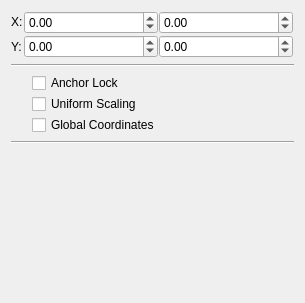
Above: plugins/tools/defaulttool/defaulttool/DefaultToolGeometryWidget.ui from KDE/krita before the change. Below: the same form after it.
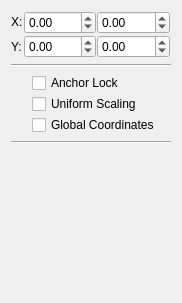
That is the form after the change. Custom widgets are drawn as their Qt base class.

Commit message: force a minimum width on the vector default config. This gets rid of the horizontal scrolling on the toll options in ubuntu

Diff of the .ui file:
```diff
--- a/plugins/tools/defaulttool/defaulttool/DefaultToolGeometryWidget.ui
+++ b/plugins/tools/defaulttool/defaulttool/DefaultToolGeometryWidget.ui
@@ -6,7 +6,7 @@
    <rect>
     <x>0</x>
     <y>0</y>
-    <width>305</width>
+    <width>182</width>
     <height>303</height>
    </rect>
   </property>
@@ -40,6 +40,12 @@
          <verstretch>0</verstretch>
         </sizepolicy>
        </property>
+       <property name="minimumSize">
+        <size>
+         <width>30</width>
+         <height>0</height>
+        </size>
+       </property>
        <property name="minimum">
         <double>-10000.000000000000000</double>
        </property>
@@ -56,6 +62,12 @@
          <verstretch>0</verstretch>
         </sizepolicy>
        </property>
+       <property name="minimumSize">
+        <size>
+         <width>30</width>
+         <height>0</height>
+        </size>
+       </property>
        <property name="minimum">
         <double>-10000.000000000000000</double>
        </property>
@@ -92,6 +104,12 @@
          <verstretch>0</verstretch>
         </sizepolicy>
        </property>
+       <property name="minimumSize">
+        <size>
+         <width>30</width>
+         <height>0</height>
+        </size>
+       </property>
        <property name="minimum">
         <double>-10000.000000000000000</double>
        </property>
@@ -108,6 +126,12 @@
          <verstretch>0</verstretch>
         </sizepolicy>
        </property>
+       <property name="minimumSize">
+        <size>
+         <width>30</width>
+         <height>0</height>
+        </size>
+       </property>
        <property name="minimum">
         <double>-10000.000000000000000</double>
        </property>
@@ -180,6 +204,12 @@
        </item>
        <item>
         <widget class="QCheckBox" name="chkGlobalCoordinates">
+         <property name="minimumSize">
+          <size>
+           <width>50</width>
+           <height>0</height>
+          </size>
+         </property>
          <property name="toolTip">
           <string>&lt;html&gt;&lt;head/&gt;&lt;body&gt;&lt;p&gt;In &amp;quot;Global Coordinates&amp;quot; mode Width and Height fields show the size of the shape's bounding box in image-aligned coordinates, even when the shape is rotated or has any other transform. &lt;/p&gt;&lt;p&gt;If &amp;quot;Global Coordinates&amp;quot; mode is disabled, Width and Height fields show the shape's &amp;quot;local&amp;quot; size, before application of any transformations.&lt;/p&gt;&lt;/body&gt;&lt;/html&gt;</string>
          </property>
```
